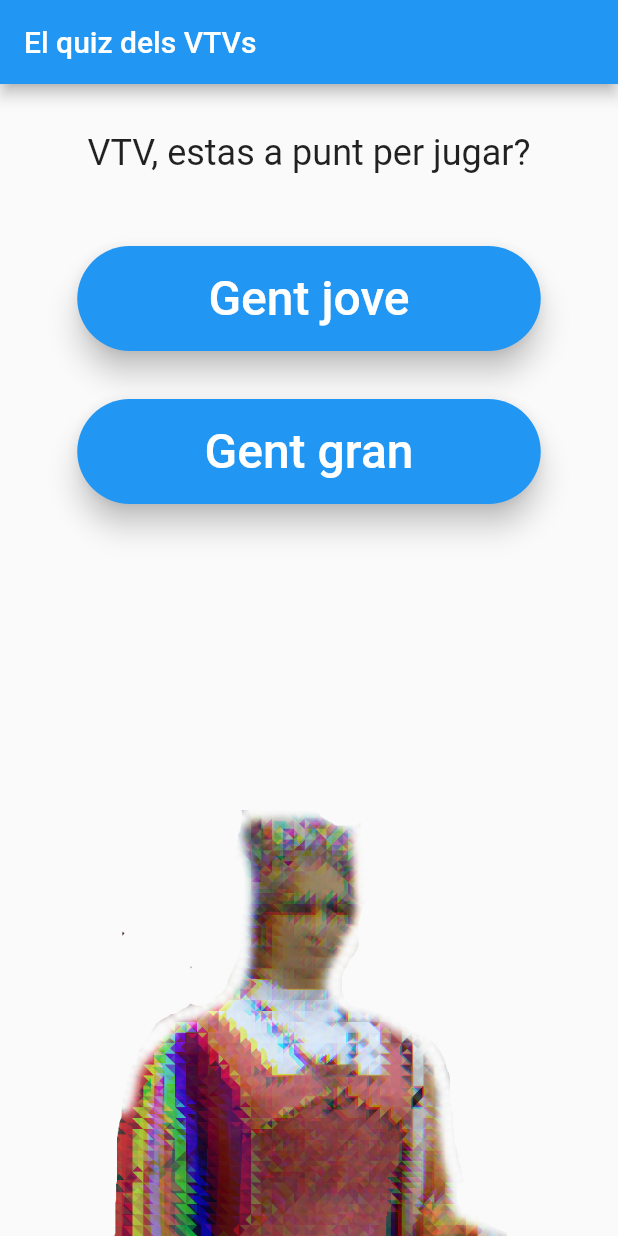
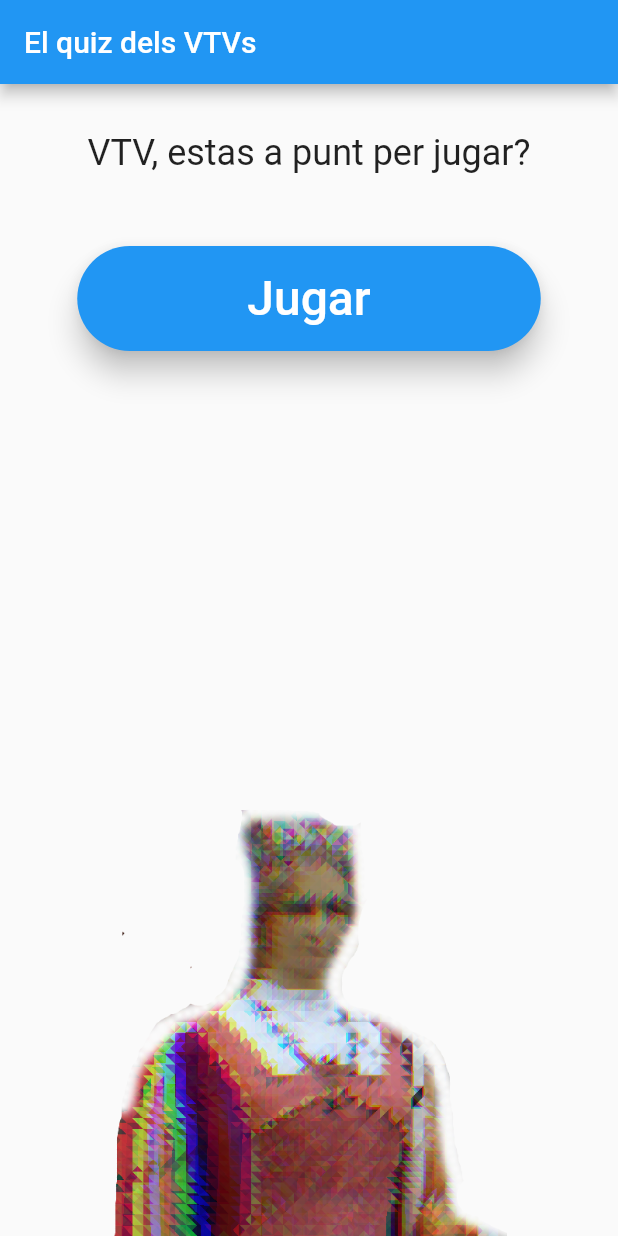
Before and after one commit to petrussola/vtv-app, a Flutter app: the screen it shows after launch, on a phone screen of 412 x 824 dp. Run offline on Flutter 3.47's test engine with Material 2 defaults, Android fonts, the phone set to English and light mode, and no system bars.

```diff
--- a/lib/datamodel.dart
+++ b/lib/datamodel.dart
@@ -1,43 +1,19 @@
-enum AgeCohort { gentJove, gentGran }
-
-class Age {
-  final AgeCohort ageCohort;
-
-  Age(this.ageCohort);
-
-  AgeCohort getAgeCohort() {
-    return ageCohort;
-  }
-
-  String getAgeLabel() {
-    switch (ageCohort) {
-      case AgeCohort.gentJove:
-        return 'jove';
-      case AgeCohort.gentGran:
-        return 'gran';
-      default:
-        throw Error;
-    }
-  }
-}
-
-class Quiz {
-
-}
-
 class Question {
-  Question(this.id, this.pregunta, this.respostes, this.indexCorrecte);
+  Question(
+      this.id, this.pregunta, this.respostes, this.indexCorrecte, this.day);
 
   late int id;
   late String pregunta;
   late List respostes;
   late int indexCorrecte;
+  late String day;
 
   Question.fromJson(Map<String, dynamic> json) {
     id = json['id'] as int;
     pregunta = json['pregunta'] as String;
     respostes = json['respostes'] as List;
     indexCorrecte = json['indexCorrecte'] as int;
+    day = json['day'] as String;
   }
 }
 
--- a/lib/main.dart
+++ b/lib/main.dart
@@ -1,7 +1,6 @@
 import 'package:flutter/material.dart';
 import 'package:provider/provider.dart';
 import 'package:vtv_app/app_state.dart';
-import 'package:vtv_app/datamodel.dart';
 import 'package:vtv_app/quiz_page.dart';
 
 void main() {
@@ -21,8 +20,7 @@ class MyApp extends StatelessWidget {
         theme: ThemeData(
           primarySwatch: Colors.blue,
         ),
-        home: const MyHomePage(
-            title: 'El quiz dels VTVs'),
+        home: const MyHomePage(title: 'El quiz dels VTVs'),
       ),
     );
   }
@@ -52,8 +50,7 @@ class MyHomePage extends StatelessWidget {
                 style: Theme.of(context).textTheme.headlineSmall,
               ),
             ),
-            StartQuestionnaireButton(selectedAge: Age(AgeCohort.gentJove)),
-            StartQuestionnaireButton(selectedAge: Age(AgeCohort.gentGran)),
+            const StartQuestionnaireButton(),
             const Spacer(),
             Container(
               height: 300.0,
@@ -72,15 +69,11 @@ class MyHomePage extends StatelessWidget {
 }
 
 class StartQuestionnaireButton extends StatelessWidget {
-  const StartQuestionnaireButton({super.key, required this.selectedAge});
-
-  final Age selectedAge;
+  const StartQuestionnaireButton({super.key});
 
   @override
   Widget build(BuildContext context) {
     var appState = context.watch<AppState>();
-
-    String ageLabel = selectedAge.getAgeLabel();
 
     return Padding(
       padding: const EdgeInsets.all(16.0),
@@ -96,14 +89,15 @@ class StartQuestionnaireButton extends StatelessWidget {
             Navigator.push(
               context,
               MaterialPageRoute(
-                  builder: (context) => PreguntaPage(age: selectedAge)),
+                builder: (context) => const QuizPage(),
+              ),
             );
           },
-          child: Padding(
-            padding: const EdgeInsets.all(16.0),
+          child: const Padding(
+            padding: EdgeInsets.all(16.0),
             child: Text(
-              'Gent $ageLabel',
-              style: const TextStyle(fontSize: 32.0),
+              'Jugar',
+              style: TextStyle(fontSize: 32.0),
             ),
           ),
         ),
--- a/pubspec.yaml
+++ b/pubspec.yaml
@@ -61,6 +61,7 @@ flutter:
   assets:
     - assets/gent_jove.json
     - assets/gent_gran.json
+    - assets/test_data.json
     - assets/geganta.png
 
   # An image asset can refer to one or more resolution-specific "variants", see
```
Also changed, not shown: assets/test_data.json (added, +76 -0 lines), lib/app_state.dart (+4 -13 lines), lib/datamanager.dart (+9 -18 lines), lib/question_wrapper.dart (+4 -4 lines), lib/quiz_page.dart (+8 -12 lines).
